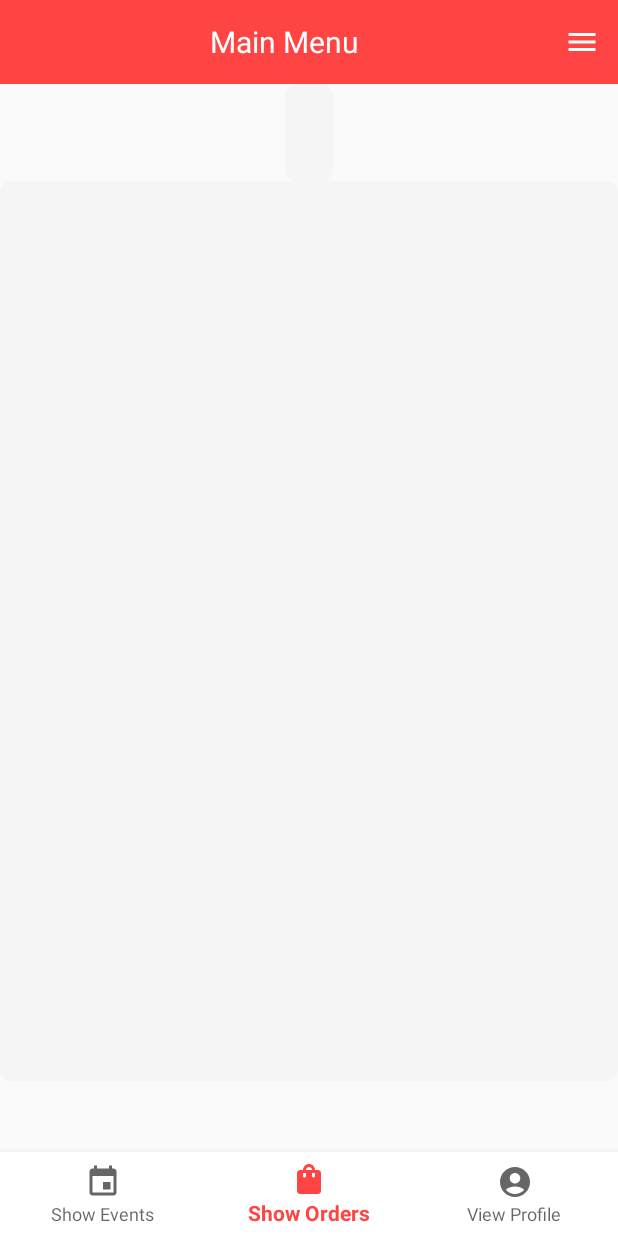
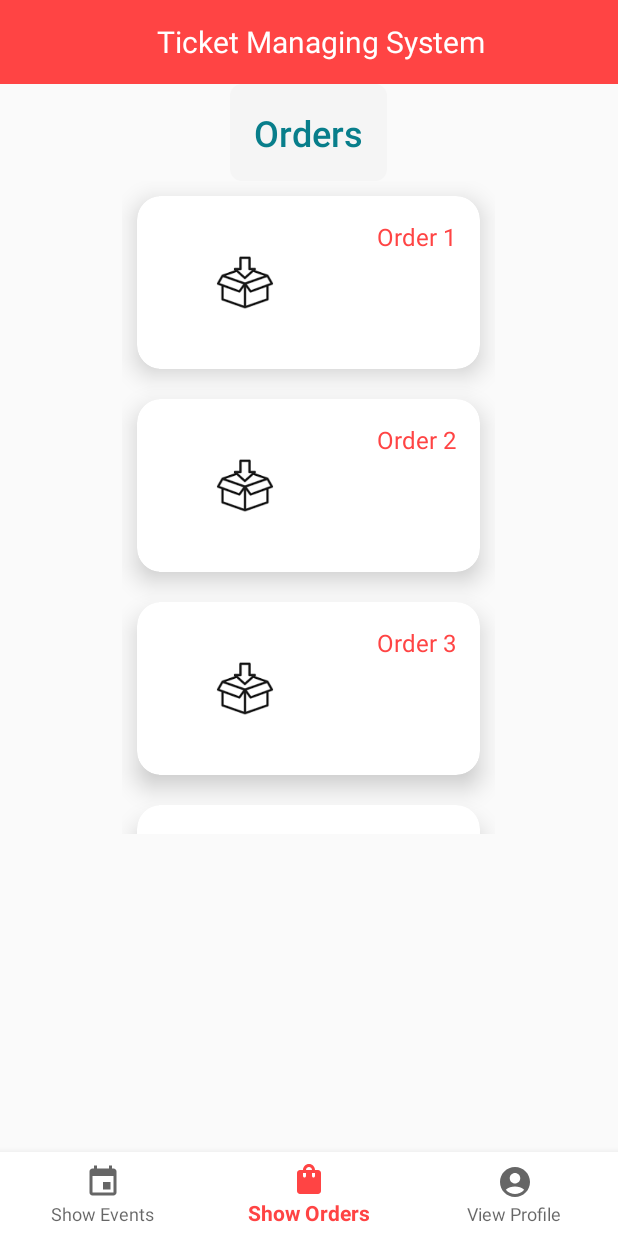
Before and after one commit to Buzgure/en-summer-apprentice-android, an Android app: the screen it shows after launch (MainActivity), item 2 of the bottom bar chosen, on a phone screen of 412 x 824 dp. Run offline under Robolectric (Android 15) with nearby library versions, the phone set to English and light mode, and no system bars.

```diff
--- a/app/src/main/java/com/example/tms/MainActivity.java
+++ b/app/src/main/java/com/example/tms/MainActivity.java
@@ -1,6 +1,7 @@
 package com.example.tms;
 import com.example.tms.R;
 import com.example.tms.model.Event;
+import com.google.android.material.bottomnavigation.BottomNavigationView;
 
 import android.os.Bundle;
 import android.view.LayoutInflater;
@@ -50,24 +51,15 @@ public class MainActivity extends AppCompatActivity {
         titleSub = findViewById(R.id.title_sub);
         View inflatedView = titleSub.inflate();
         textView = inflatedView.findViewById(R.id.title_template);
+        BottomNavigationView bottomNavigationView = findViewById(R.id.bottomNavbar);
+        bottomNavigationView.setOnItemSelectedListener(item -> {
 
-    }
-
-    @Override
-    public boolean onCreateOptionsMenu(Menu menu) {
-        getMenuInflater().inflate(R.menu.pages_menu, menu);
-        return true;
-    }
-
-    @Override
-    public boolean onOptionsItemSelected(@NonNull MenuItem item) {
-
-        if (item.getItemId() == R.id.item_events){
+        if (item.getItemId() == R.id.menu_events){
             textView.setText("Events");
             showEventsList();
             return true;
 
-        } else if (item.getItemId() == R.id.item_orders) {
+        } else if (item.getItemId() == R.id.menu_orders) {
             textView.setText("Orders");
             setDynamicLayout(R.layout.orders_fragment);
             showOrdersList();
@@ -76,6 +68,8 @@ public class MainActivity extends AppCompatActivity {
         }else {
             return super.onOptionsItemSelected(item);
         }
+
+    });
 
     }
 
--- a/app/src/main/res/layout/toolbar.xml
+++ b/app/src/main/res/layout/toolbar.xml
@@ -29,7 +29,7 @@
                     android:layout_width="wrap_content"
                     android:layout_height="wrap_content"
                     android:layout_centerVertical="true"
-                    android:text="Main Menu"
+                    android:text="Ticket Managing System"
                     android:textColor="@color/white"
                     android:textSize="20sp" />
 
```
